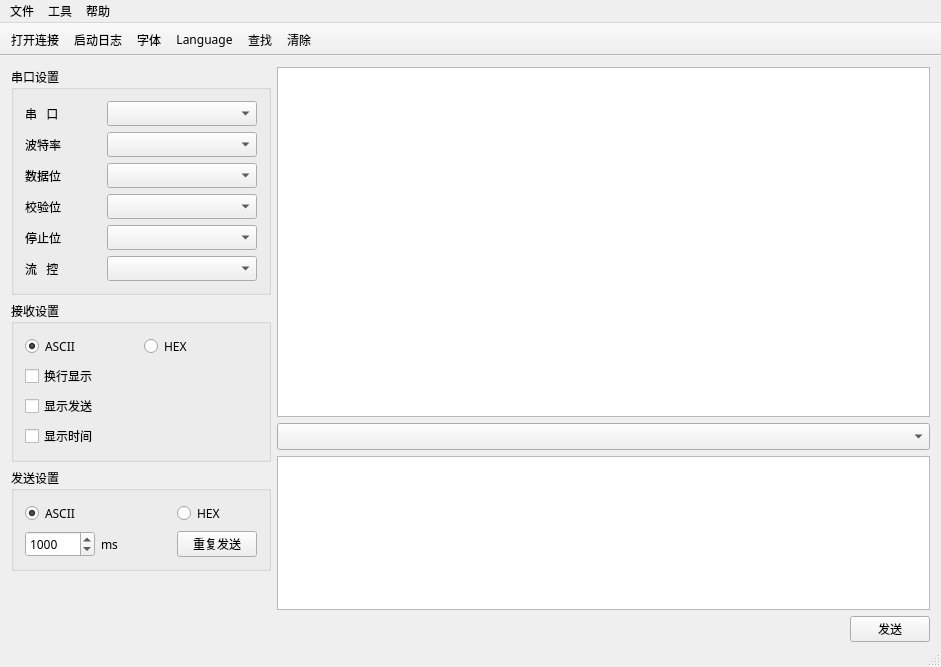
Qt form monkey_serial/mainwindow.ui (horsdy/Monkey_Serial) before a commit.
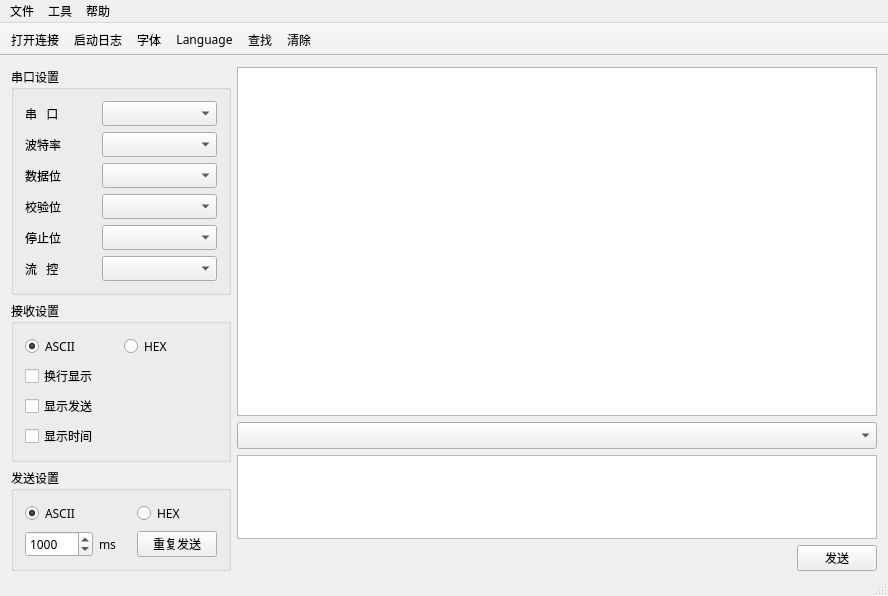
The same form after that commit. Icons and pictures are not drawn.

```diff
--- a/monkey_serial/mainwindow.ui
+++ b/monkey_serial/mainwindow.ui
@@ -6,8 +6,8 @@
    <rect>
     <x>0</x>
     <y>0</y>
-    <width>941</width>
-    <height>667</height>
+    <width>888</width>
+    <height>582</height>
    </rect>
   </property>
   <property name="font">
@@ -39,13 +39,13 @@
         </property>
         <property name="minimumSize">
          <size>
-          <width>260</width>
+          <width>220</width>
           <height>0</height>
          </size>
         </property>
         <property name="maximumSize">
          <size>
-          <width>500</width>
+          <width>220</width>
           <height>16777215</height>
          </size>
         </property>
@@ -87,13 +87,13 @@
            </property>
            <property name="minimumSize">
             <size>
-             <width>150</width>
+             <width>115</width>
              <height>0</height>
             </size>
            </property>
            <property name="maximumSize">
             <size>
-             <width>150</width>
+             <width>115</width>
              <height>16777215</height>
             </size>
            </property>
@@ -145,7 +145,7 @@
         </property>
         <property name="minimumSize">
          <size>
-          <width>260</width>
+          <width>220</width>
           <height>0</height>
          </size>
         </property>
@@ -204,7 +204,7 @@
        <widget class="QGroupBox" name="groupBox_3">
         <property name="minimumSize">
          <size>
-          <width>260</width>
+          <width>220</width>
           <height>0</height>
          </size>
         </property>
@@ -293,7 +293,7 @@
         <property name="minimumSize">
          <size>
           <width>600</width>
-          <height>350</height>
+          <height>349</height>
          </size>
         </property>
         <property name="font">
@@ -375,7 +375,7 @@
     <rect>
      <x>0</x>
      <y>0</y>
-     <width>941</width>
+     <width>888</width>
      <height>23</height>
     </rect>
    </property>
@@ -408,6 +408,12 @@
    <addaction name="menu_help"/>
   </widget>
   <widget class="QToolBar" name="mainToolBar">
+   <property name="sizePolicy">
+    <sizepolicy hsizetype="Preferred" vsizetype="Preferred">
+     <horstretch>0</horstretch>
+     <verstretch>0</verstretch>
+    </sizepolicy>
+   </property>
    <property name="movable">
     <bool>false</bool>
    </property>
```
